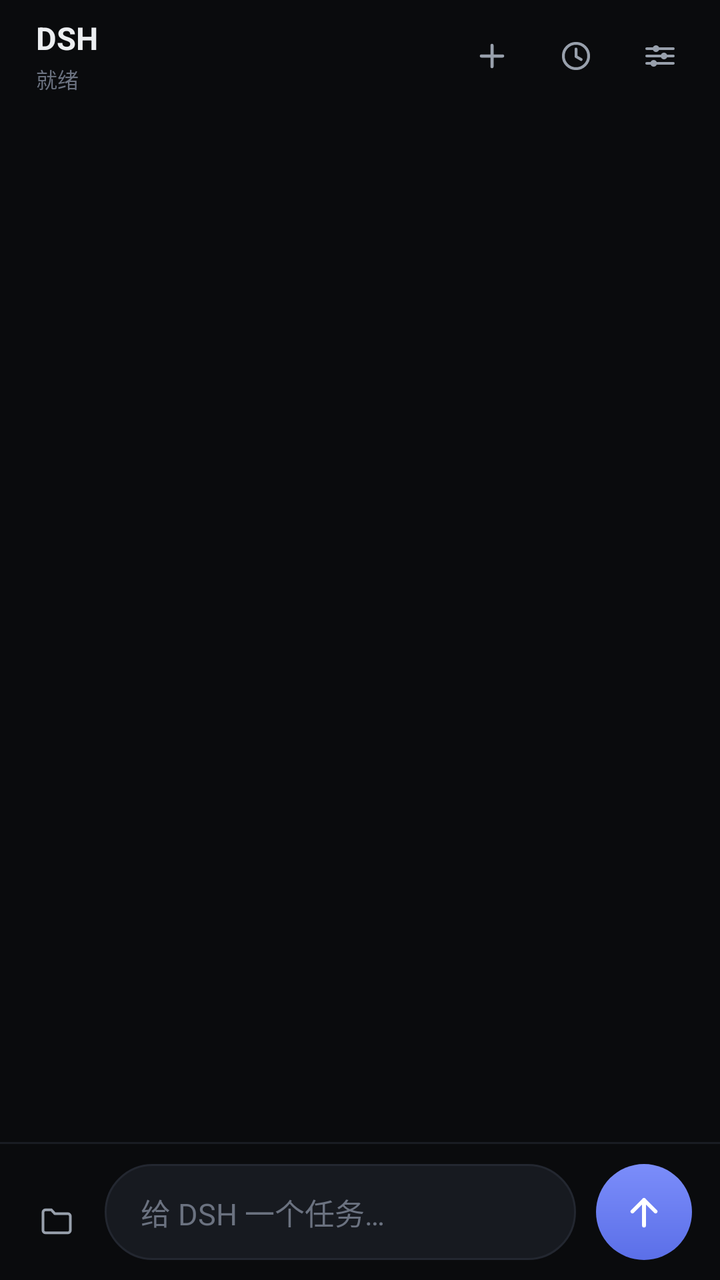
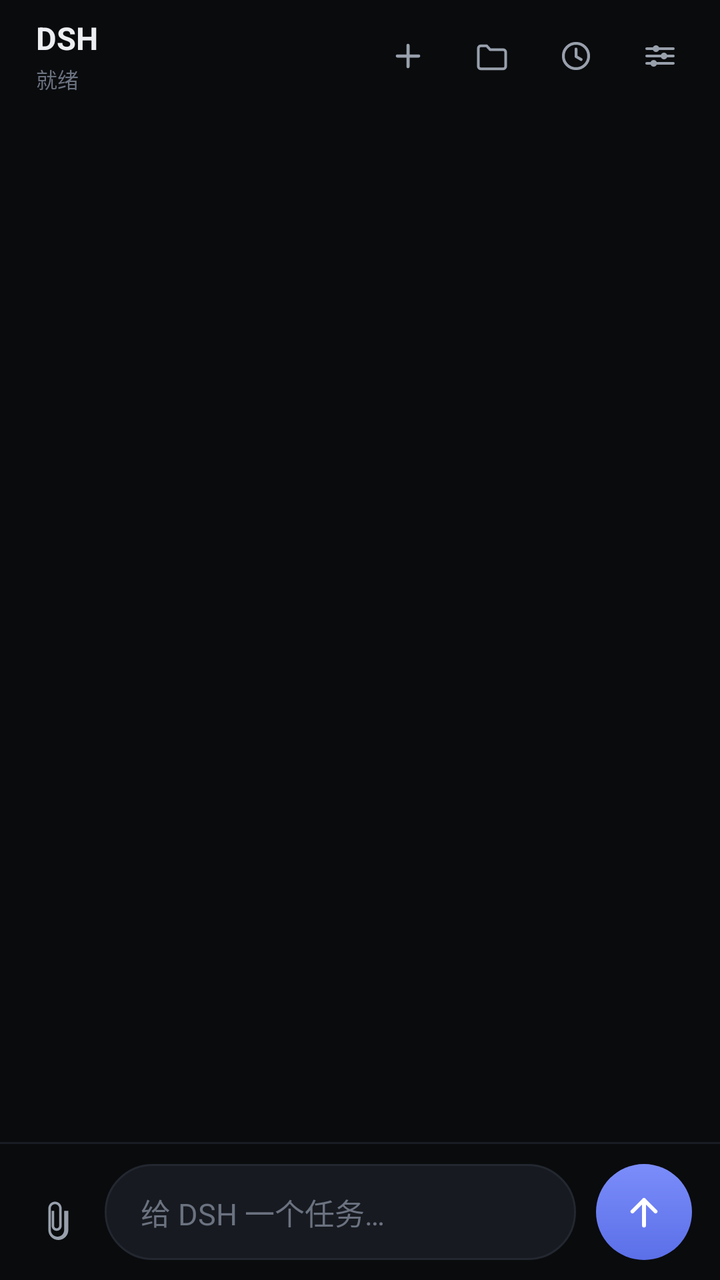

An Android layout rendered at two revisions. The XML below is the earlier revision; the diff shows what the commit changed to produce the second picture.
<!-- AndroidManifest.xml: application theme Theme.Dsh -->
<!-- res/layout/activity_main.xml -->
<?xml version="1.0" encoding="utf-8"?>
<LinearLayout xmlns:android="http://schemas.android.com/apk/res/android"
    android:layout_width="match_parent"
    android:layout_height="match_parent"
    android:background="@color/bg"
    android:fitsSystemWindows="true"
    android:orientation="vertical">

    <LinearLayout style="@style/TopBar">

        <LinearLayout
            android:layout_width="0dp"
            android:layout_height="wrap_content"
            android:layout_weight="1"
            android:orientation="vertical">

            <TextView
                android:id="@+id/title"
                android:layout_width="wrap_content"
                android:layout_height="wrap_content"
                android:singleLine="true"
                android:text="DSH"
                android:textColor="@color/text"
                android:textSize="15.5sp"
                android:textStyle="bold" />

            <TextView
                android:id="@+id/status"
                android:layout_width="wrap_content"
                android:layout_height="wrap_content"
                android:layout_marginTop="2dp"
                android:singleLine="true"
                android:text="就绪"
                android:textColor="@color/text_faint"
                android:textSize="10.5sp" />
        </LinearLayout>

        <ImageView
            android:id="@+id/btnNew"
            style="@style/IconButton"
            android:contentDescription="新建会话"
            android:src="@drawable/ic_plus_24" />

        <ImageView
            android:id="@+id/btnSessions"
            style="@style/IconButton"
            android:layout_marginLeft="2dp"
            android:contentDescription="会话列表"
            android:src="@drawable/ic_history_24" />

        <ImageView
            android:id="@+id/btnSettings"
            style="@style/IconButton"
            android:layout_marginLeft="2dp"
            android:contentDescription="设置"
            android:src="@drawable/ic_sliders_24" />
    </LinearLayout>

    <ScrollView
        android:id="@+id/scroll"
        android:layout_width="match_parent"
        android:layout_height="0dp"
        android:layout_weight="1"
        android:clipToPadding="false"
        android:fillViewport="true"
        android:scrollbars="none">

        <LinearLayout
            android:id="@+id/feed"
            android:layout_width="match_parent"
            android:layout_height="wrap_content"
            android:orientation="vertical"
            android:paddingLeft="18dp"
            android:paddingTop="8dp"
            android:paddingRight="18dp"
            android:paddingBottom="18dp" />
    </ScrollView>

    <View
        android:layout_width="match_parent"
        android:layout_height="1dp"
        android:background="@color/line_soft" />

    <LinearLayout
        android:id="@+id/inputbar"
        android:layout_width="match_parent"
        android:layout_height="wrap_content"
        android:background="@color/bg"
        android:gravity="bottom"
        android:orientation="horizontal"
        android:paddingLeft="14dp"
        android:paddingTop="10dp"
        android:paddingRight="14dp"
        android:paddingBottom="10dp">

        <ImageView
            android:id="@+id/btnFiles"
            style="@style/IconButton"
            android:layout_gravity="bottom"
            android:layout_marginLeft="-6dp"
            android:layout_marginRight="4dp"
            android:contentDescription="工作区文件"
            android:src="@drawable/ic_folder_24" />

        <EditText
            android:id="@+id/input"
            android:layout_width="0dp"
            android:layout_height="wrap_content"
            android:layout_weight="1"
            android:background="@drawable/bg_input"
            android:gravity="center_vertical|start"
            android:hint="@string/hint_input"
            android:inputType="textMultiLine|textCapSentences"
            android:maxLines="5"
            android:minHeight="48dp"
            android:paddingLeft="18dp"
            android:paddingTop="13dp"
            android:paddingRight="18dp"
            android:paddingBottom="13dp"
            android:textColor="@color/text"
            android:textColorHint="@color/text_faint"
            android:textSize="15sp" />

        <ImageView
            android:id="@+id/send"
            android:layout_width="48dp"
            android:layout_height="48dp"
            android:layout_marginLeft="10dp"
            android:background="@drawable/bg_send_button"
            android:clickable="true"
            android:contentDescription="发送"
            android:focusable="true"
            android:padding="13dp"
            android:scaleType="fitCenter"
            android:src="@drawable/ic_send_24" />
    </LinearLayout>
</LinearLayout>
<!-- resources referenced by this layout -->
<resources>
  <color name="bg">#0A0B0D</color>
  <color name="line_soft">#191D23</color>
  <color name="text">#ECEEF1</color>
  <color name="text_faint">#6B7280</color>
  <!-- drawable bg_input (drawable) -->
  <?xml version="1.0" encoding="utf-8"?>
  <shape xmlns:android="http://schemas.android.com/apk/res/android"
      android:shape="rectangle">
      <solid android:color="@color/surface2" />
      <stroke
          android:width="1dp"
          android:color="@color/line" />
      <corners android:radius="24dp" />
  </shape>
  <!-- drawable bg_send_button (drawable) -->
  <?xml version="1.0" encoding="utf-8"?>
  <ripple xmlns:android="http://schemas.android.com/apk/res/android"
      android:color="#40FFFFFF">
      <item android:id="@android:id/mask">
          <shape android:shape="oval">
              <solid android:color="#FFFFFF" />
          </shape>
      </item>
      <item android:drawable="@drawable/bg_send" />
  </ripple>
  <!-- drawable ic_plus_24 (drawable) -->
  <?xml version="1.0" encoding="utf-8"?>
  <vector xmlns:android="http://schemas.android.com/apk/res/android"
      android:width="24dp"
      android:height="24dp"
      android:viewportWidth="24"
      android:viewportHeight="24">
      <path
          android:pathData="M12,5.6 L12,18.4 M5.6,12 L18.4,12"
          android:strokeColor="#FFFFFF"
          android:strokeLineCap="round"
          android:strokeWidth="1.9" />
  </vector>
  <string name="hint_input">给 DSH 一个任务…</string>
  <style name="TopBar">
          <item name="android:layout_width">match_parent</item>
          <item name="android:layout_height">56dp</item>
          <item name="android:orientation">horizontal</item>
          <item name="android:gravity">center_vertical</item>
          <item name="android:paddingLeft">18dp</item>
          <item name="android:paddingRight">10dp</item>
          <item name="android:background">@color/bg</item>
      </style>
  <color name="surface2">#171A20</color>
  <color name="line">#232730</color>
  <!-- drawable bg_send (drawable) -->
  <?xml version="1.0" encoding="utf-8"?>
  <shape xmlns:android="http://schemas.android.com/apk/res/android"
      android:shape="oval">
      <gradient
          android:angle="270"
          android:endColor="#5B6FE8"
          android:startColor="#7B8DFA"
          android:type="linear" />
  </shape>
  <color name="text_dim">#98A0AC</color>
  <color name="accent">#6D82F7</color>
  <style name="DshDialog" parent="@android:style/Theme.Material.Dialog.NoActionBar">
          <item name="android:windowBackground">@drawable/bg_dialog</item>
          <item name="android:colorAccent">@color/accent</item>
          <item name="android:textColorPrimary">@color/text</item>
          <item name="android:textColorSecondary">@color/text_dim</item>
          <item name="android:windowMinWidthMajor">82%</item>
          <item name="android:windowMinWidthMinor">92%</item>
      </style>
  <!-- drawable bg_dialog (drawable) -->
  <?xml version="1.0" encoding="utf-8"?>
  <shape xmlns:android="http://schemas.android.com/apk/res/android"
      android:shape="rectangle">
      <solid android:color="@color/surface" />
      <stroke
          android:width="1dp"
          android:color="@color/line" />
      <corners android:radius="20dp" />
  </shape>
  <color name="surface">#12151A</color>
  <!-- unchanged entries left out for length: 6 -->
</resources>

<!-- the commit's change to res/layout/activity_main.xml (unified diff, before → after) -->
@@ -42,6 +42,13 @@
             android:src="@drawable/ic_plus_24" />
 
         <ImageView
+            android:id="@+id/btnFiles"
+            style="@style/IconButton"
+            android:layout_marginLeft="2dp"
+            android:contentDescription="工作区文件"
+            android:src="@drawable/ic_folder_24" />
+
+        <ImageView
             android:id="@+id/btnSessions"
             style="@style/IconButton"
             android:layout_marginLeft="2dp"
@@ -81,6 +88,26 @@
         android:layout_height="1dp"
         android:background="@color/line_soft" />
 
+    <HorizontalScrollView
+        android:id="@+id/attachScroller"
+        android:layout_width="match_parent"
+        android:layout_height="wrap_content"
+        android:background="@color/bg"
+        android:scrollbars="none"
+        android:visibility="gone">
+
+        <LinearLayout
+            android:id="@+id/attachBar"
+            android:layout_width="wrap_content"
+            android:layout_height="wrap_content"
+            android:gravity="center_vertical"
+            android:orientation="horizontal"
+            android:paddingLeft="14dp"
+            android:paddingTop="10dp"
+            android:paddingRight="14dp"
+            android:paddingBottom="2dp" />
+    </HorizontalScrollView>
+
     <LinearLayout
         android:id="@+id/inputbar"
         android:layout_width="match_parent"
@@ -94,13 +121,13 @@
         android:paddingBottom="10dp">
 
         <ImageView
-            android:id="@+id/btnFiles"
+            android:id="@+id/btnAttach"
             style="@style/IconButton"
             android:layout_gravity="bottom"
             android:layout_marginLeft="-6dp"
             android:layout_marginRight="4dp"
-            android:contentDescription="工作区文件"
-            android:src="@drawable/ic_folder_24" />
+            android:contentDescription="添加附件"
+            android:src="@drawable/ic_attach_24" />
 
         <EditText
             android:id="@+id/input"
<!-- resource entries referenced after the edit -->
@@ -25,6 +25,17 @@
       </item>
       <item android:drawable="@drawable/bg_send" />
   </ripple>
+  <!-- drawable ic_attach_24 (drawable) -->
+  <?xml version="1.0" encoding="utf-8"?>
+  <vector xmlns:android="http://schemas.android.com/apk/res/android"
+      android:width="24dp"
+      android:height="24dp"
+      android:viewportWidth="24"
+      android:viewportHeight="24">
+      <path
+          android:pathData="M16.5,6.5v11.5c0,2.21 -1.79,4 -4,4s-4,-1.79 -4,-4V5c0,-1.38 1.12,-2.5 2.5,-2.5S13.5,3.62 13.5,5v10.5c0,0.83 -0.67,1.5 -1.5,1.5s-1.5,-0.67 -1.5,-1.5V6.5H9v9c0,1.66 1.34,3 3,3s3,-1.34 3,-3V5c0,-2.21 -1.79,-4 -4,-4S7,2.79 7,5v13c0,3.31 2.69,6 6,6s6,-2.69 6,-6V6.5H16.5z"
+          android:fillColor="#FFFFFF" />
+  </vector>
   <!-- drawable ic_plus_24 (drawable) -->
   <?xml version="1.0" encoding="utf-8"?>
   <vector xmlns:android="http://schemas.android.com/apk/res/android"
